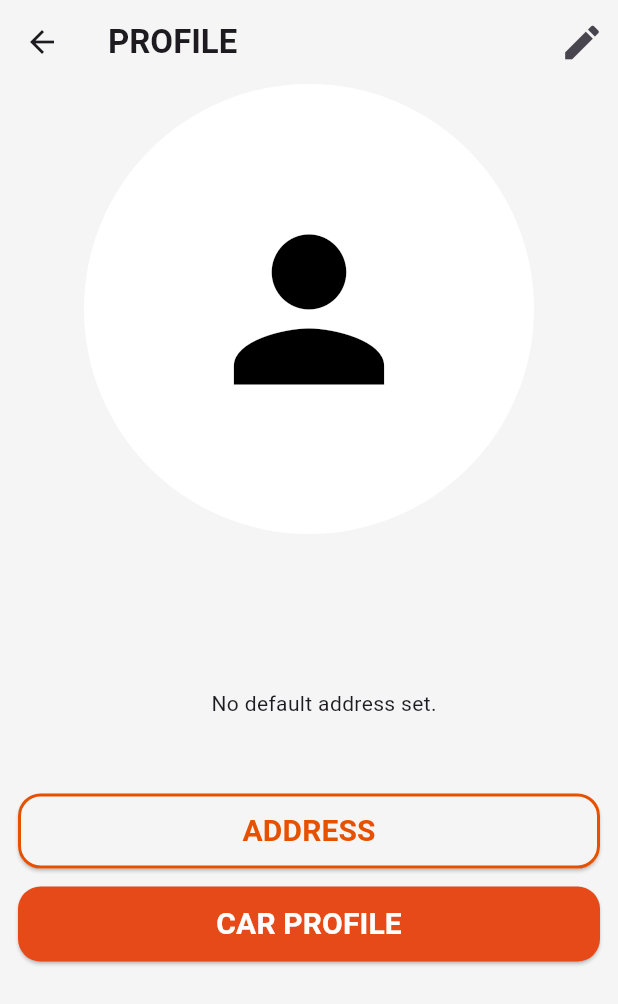
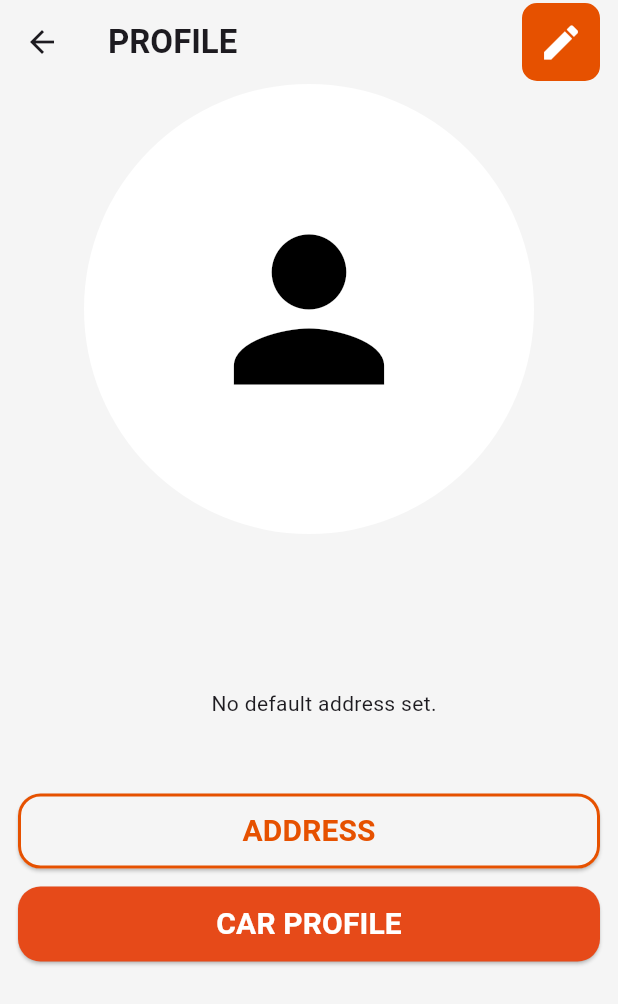
Before and after one commit to TechPyllars2024/AutoCareCarOwners, a Flutter app: the CarOwnerProfile screen opened directly, on a phone screen of 412 x 824 dp. Shown: the top 1004 px of the screen. Run offline on Flutter 3.47's test engine with Material 3 defaults, Android fonts, the phone set to English and light mode, and no system bars; our stand-ins replace cloud_firestore, curved_navigation_bar, firebase_auth, firebase_core, firebase_storage, flutter_animate and 4 more; missing offline and left inert: flutter_pannable_rating_bar; accounts and stored records are empty.

```diff
--- a/lib/ProfileManagement/screens/car_owner_profile.dart
+++ b/lib/ProfileManagement/screens/car_owner_profile.dart
@@ -55,7 +55,15 @@ class _CarOwnerProfileState extends State<CarOwnerProfile> {
         ),
         backgroundColor: Colors.grey.shade100,
         actions: [
-          IconButton(
+          Transform.translate(
+            offset: const Offset(-12, 0),
+            child: Container(
+              decoration: BoxDecoration(
+                color: Colors.orange.shade900, // Inner color
+                border: Border.all(color: Colors.orange.shade900, width: 2), // Border color and width
+                borderRadius: BorderRadius.circular(10), // Rounded corners
+              ),
+              child: IconButton(
                 onPressed: () async {
                   if (profile != null) {
                     final updatedProfile = await Navigator.push(
@@ -76,7 +84,12 @@ class _CarOwnerProfileState extends State<CarOwnerProfile> {
                 icon: const Icon(
                   Icons.edit,
                   size: 30,
-              )),
+                  color: Colors.white, // Icon color
+                ),
+              ),
+            ),
+          ),
+
         ],
       ),
       body: SingleChildScrollView(
```
Lines whose indentation alone changed are shown as unchanged.
